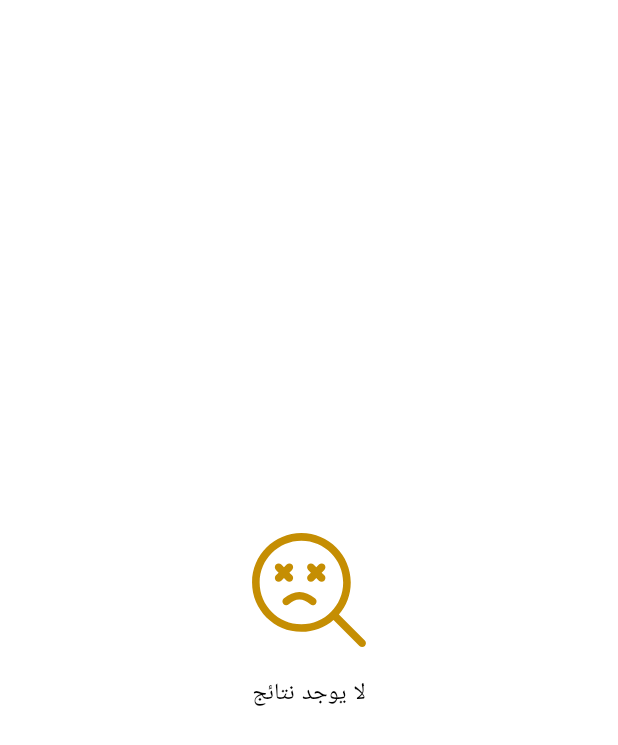
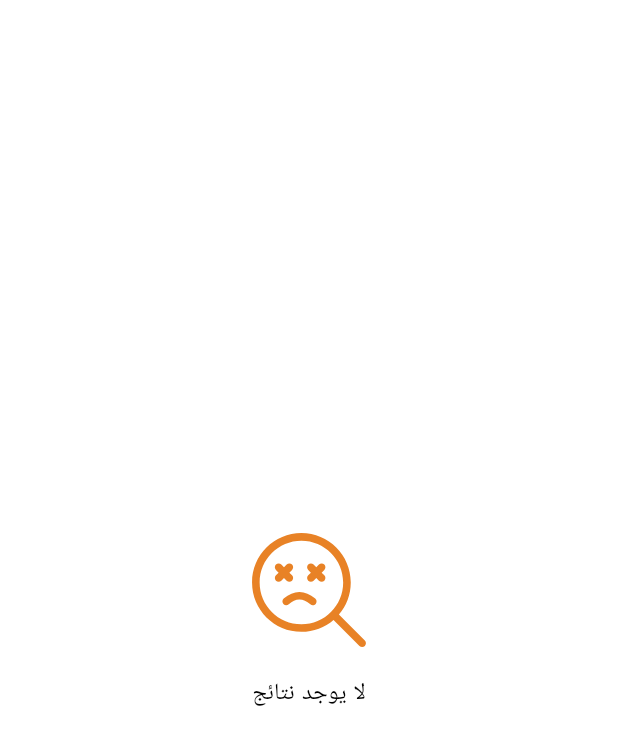
Before and after one commit to nassimFlutter/Ghina-shop, a Flutter app: the BestSellingView screen opened directly, scrolled down 68 dp, on a phone screen of 412 x 824 dp. Shown: the top 745 px of the screen. Run offline on Flutter 3.47's test engine with Material 3 defaults, Android fonts, the phone set to English and light mode, and no system bars; our stand-ins replace bloc, cached_network_image, connectivity_plus, dartz, dio, expandable_text and 11 more; accounts and stored records are empty; network calls fail; project files that could hold a hidden picture were left out.

Commit message:
chnage no result color

```diff
--- a/lib/core/widgets/not_found_widget.dart
+++ b/lib/core/widgets/not_found_widget.dart
@@ -1,3 +1,4 @@
+import 'package:best_price/core/theme/app_color.dart';
 import 'package:best_price/core/theme/app_style.dart';
 import 'package:best_price/core/utils/constants.dart';
 import 'package:best_price/generated/l10n.dart';
@@ -51,6 +52,8 @@ class NoResult extends StatelessWidget {
         SvgPicture.asset(
           IconsPath.notFound,
           fit: BoxFit.cover,
+          colorFilter:
+              const ColorFilter.mode(AppColor.buddhaGold, BlendMode.srcIn),
         ),
         SizedBox(
           height: 18.h,
--- a/lib/feature/cart/presentation/view/cart_view_body.dart
+++ b/lib/feature/cart/presentation/view/cart_view_body.dart
@@ -35,6 +35,7 @@ class CartViewBody extends StatelessWidget {
         child: SingleChildScrollView(
           child: Column(
             crossAxisAlignment: CrossAxisAlignment.start,
+            mainAxisAlignment: MainAxisAlignment.center,
             children: [
               SafeArea(
                 child: Padding(
@@ -51,9 +52,7 @@ class CartViewBody extends StatelessWidget {
               BlocBuilder<MyCartCubit, MyCartState>(
                 builder: (context, state) {
                   if (state is MyCartLoading) {
-                    return const Center(
-                      child: CustomCircularProgressIndicator(),
-                    );
+                    return const CustomCircularProgressIndicator();
                   } else if (state is MyCartFailures) {
                     return CustomErrorWidget(
                       onTap: () {
```
Also changed, not shown: 1 other file.
